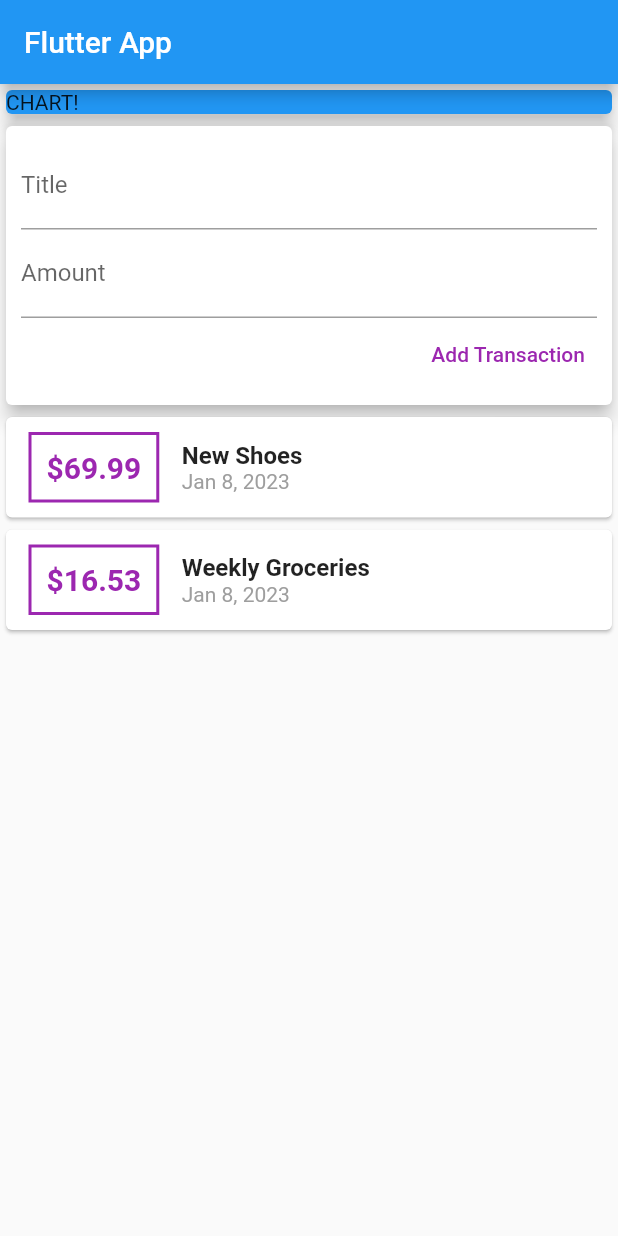
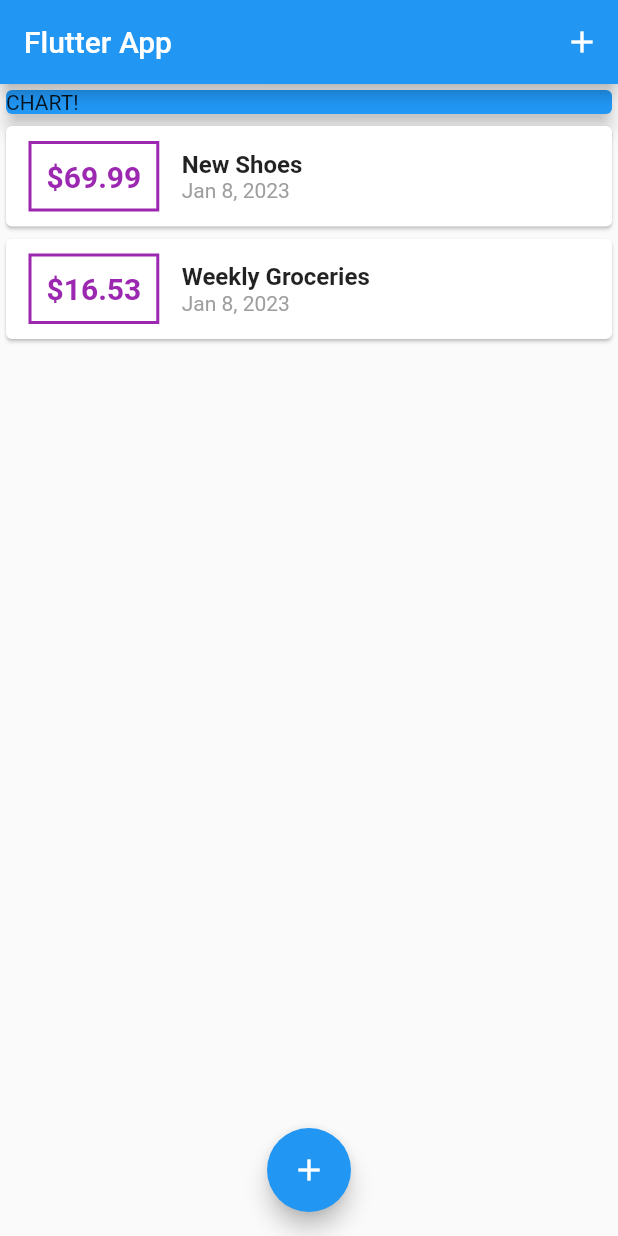
Before and after one commit to paulohfev/personal-expenses-study-app, a Flutter app: the screen it shows after launch, on a phone screen of 412 x 824 dp. Run offline on Flutter 3.47's test engine with Material 2 defaults, Android fonts, the phone set to English and light mode, and no system bars.

Commit message:
Add floating buttons, transaction modal and refactor flow

```diff
--- a/lib/main.dart
+++ b/lib/main.dart
@@ -1,5 +1,8 @@
 import 'package:flutter/material.dart';
-import './widgets/user_transaction.dart';
+import 'package:flutter_complete_guide/widgets/transaction_list.dart';
+import './widgets/new_transaction.dart';
+import './widgets/transaction_list.dart';
+import './models/transaction.dart';
 
 void main() => runApp(MyApp());
 
@@ -13,17 +16,63 @@ class MyApp extends StatelessWidget {
   }
 }
 
-class MyHomePage extends StatelessWidget {
-  // String titleInput;
-  // String amountInput;
-  final titleController = TextEditingController();
-  final amountController = TextEditingController();
+class MyHomePage extends StatefulWidget {
+  @override
+  State<MyHomePage> createState() => _MyHomePageState();
+}
+
+class _MyHomePageState extends State<MyHomePage> {
+  final List<Transaction> _userTransactions = [
+    Transaction(
+      id: 't1',
+      title: 'New Shoes',
+      amount: 69.99,
+      date: DateTime.now(),
+    ),
+    Transaction(
+      id: 't2',
+      title: 'Weekly Groceries',
+      amount: 16.53,
+      date: DateTime.now(),
+    ),
+  ];
+
+  void _addNewTransaction(String title, double amount) {
+    final newTx = Transaction(
+      title: title,
+      amount: amount,
+      date: DateTime.now(),
+      // temporary
+      id: DateTime.now().toString(),
+    );
+
+    setState(() {
+      _userTransactions.add(newTx);
+    });
+  }
+
+  void startAddNewTransaction(BuildContext ctx) {
+    // builder -> function that returns the widget that will be rendered inside of the modal bottom sheet
+    showModalBottomSheet(
+      context: ctx,
+      builder: (_) {
+        // not necessary to add GestureDetector as by default it prevents the modal before being closed when clicking on its bg.
+        return NewTransaction(_addNewTransaction);
+      },
+    );
+  }
 
   @override
   Widget build(BuildContext context) {
     return Scaffold(
       appBar: AppBar(
         title: Text('Flutter App'),
+        actions: <Widget>[
+          IconButton(
+            onPressed: () => startAddNewTransaction(context),
+            icon: Icon(Icons.add),
+          ),
+        ],
       ),
       body: SingleChildScrollView(
         child: Column(
@@ -38,10 +87,15 @@ class MyHomePage extends StatelessWidget {
               ),
               width: double.infinity,
             ),
-            UserTransactions()
+            TransactionList(_userTransactions),
           ],
         ),
       ),
+      floatingActionButton: FloatingActionButton(
+        child: Icon(Icons.add),
+        onPressed: () => startAddNewTransaction(context),
+      ),
+      floatingActionButtonLocation: FloatingActionButtonLocation.centerFloat,
     );
   }
 }
--- a/lib/widgets/user_transaction.dart
+++ /dev/null
@@ -1,50 +0,0 @@
-import 'package:flutter/material.dart';
-import '../widgets/new_transaction.dart';
-import '../widgets/transaction_list.dart';
-import '../models/transaction.dart';
-
-class UserTransactions extends StatefulWidget {
-  @override
-  State<UserTransactions> createState() => _UserTransactionsState();
-}
-
-class _UserTransactionsState extends State<UserTransactions> {
-  final List<Transaction> _userTransactions = [
-    Transaction(
-      id: 't1',
-      title: 'New Shoes',
-      amount: 69.99,
-      date: DateTime.now(),
-    ),
-    Transaction(
-      id: 't2',
-      title: 'Weekly Groceries',
-      amount: 16.53,
-      date: DateTime.now(),
-    ),
-  ];
-
-  void _addNewTransaction(String title, double amount) {
-    final newTx = Transaction(
-      title: title,
-      amount: amount,
-      date: DateTime.now(),
-      // temporary
-      id: DateTime.now().toString(),
-    );
-
-    setState(() {
-      _userTransactions.add(newTx);
-    });
-  }
-
-  @override
-  Widget build(BuildContext context) {
-    return Column(
-      children: <Widget>[
-        NewTransaction(_addNewTransaction),
-        TransactionList(_userTransactions),
-      ],
-    );
-  }
-}
```
